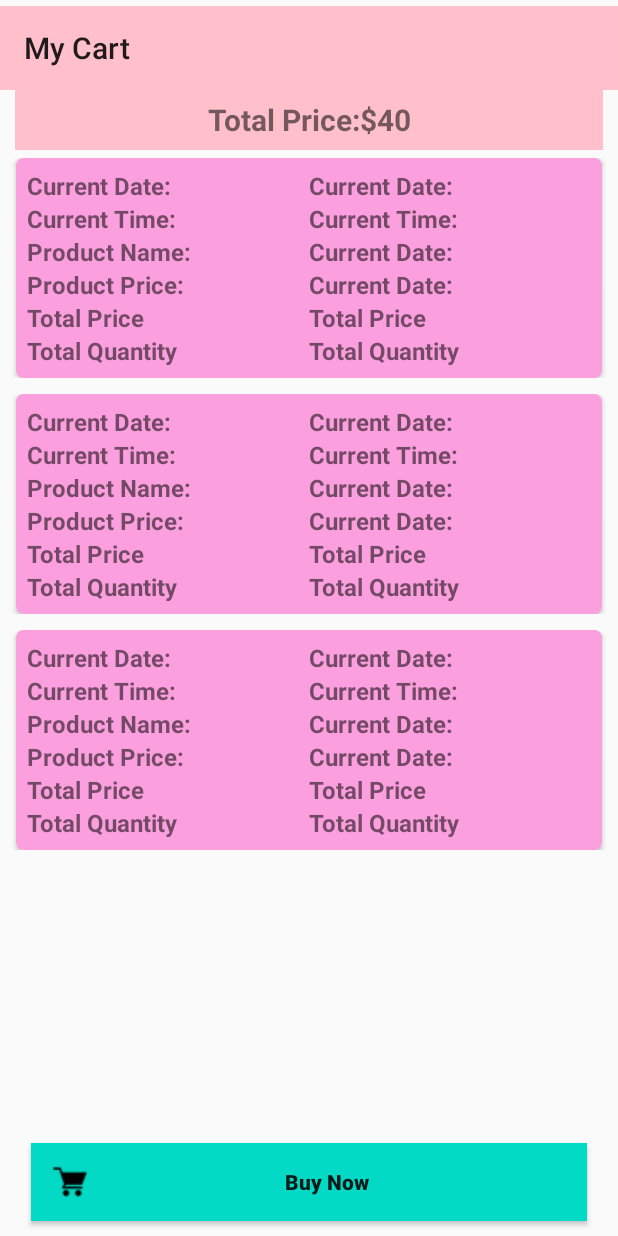
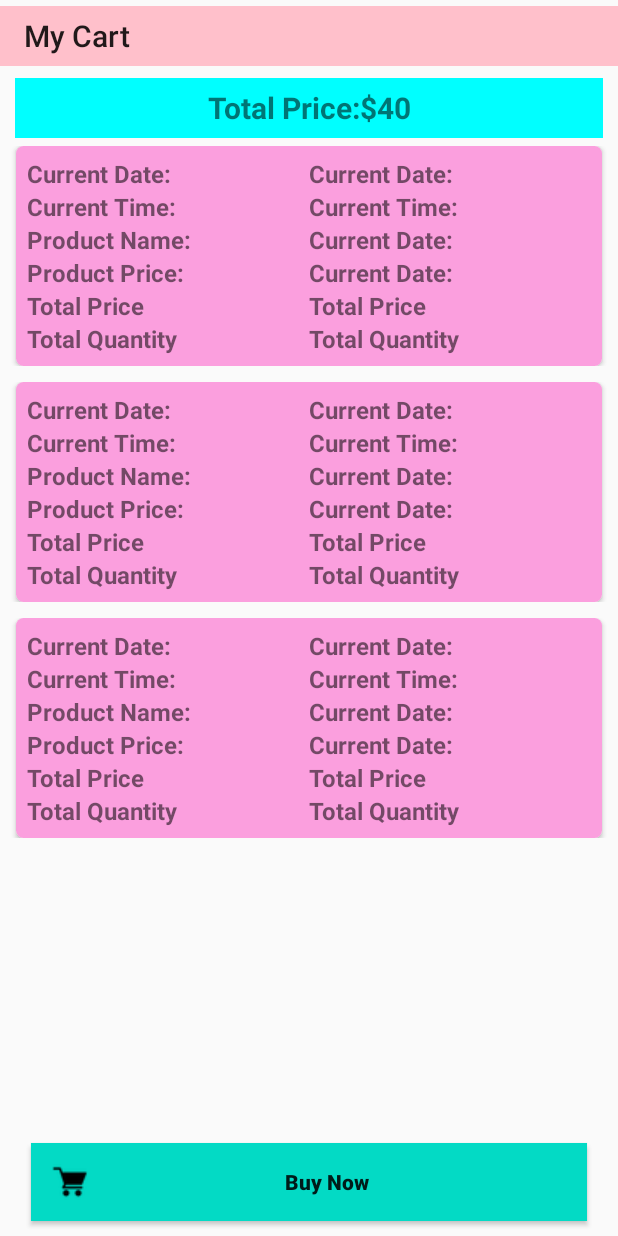
Before and after one commit to SanjanaaGupta/WeeWear-App, an Android app: the layout activity_cart.xml on its own in the app's theme, with its tools: preview values and no code run, on a phone screen of 412 x 824 dp. Run offline under Robolectric (Android 15) with nearby library versions, the phone set to English and light mode, and no system bars.

Commit message:
Update activity_cart.xml
Added Margin

```diff
--- a/app/src/main/res/layout/activity_cart.xml
+++ b/app/src/main/res/layout/activity_cart.xml
@@ -21,8 +21,9 @@
         <androidx.appcompat.widget.Toolbar
             android:id="@+id/my_cart_toolbar"
             android:layout_width="match_parent"
-            android:layout_height="56dp"
+            android:layout_height="40dp"
             android:layout_marginTop="4dp"
+            android:layout_marginBottom="8dp"
             android:background="@color/colorPink"
             android:minHeight="?attr/actionBarSize"
             android:theme="?attr/actionBarTheme"
@@ -34,7 +35,7 @@
             android:layout_height="40dp"
             android:layout_marginLeft="10dp"
             android:layout_marginRight="10dp"
-            android:background="@color/colorPink"
+            android:background="@color/colorCyan"
             android:gravity="center"
             android:text="Total Price:$40"
             android:textSize="20sp"
```
